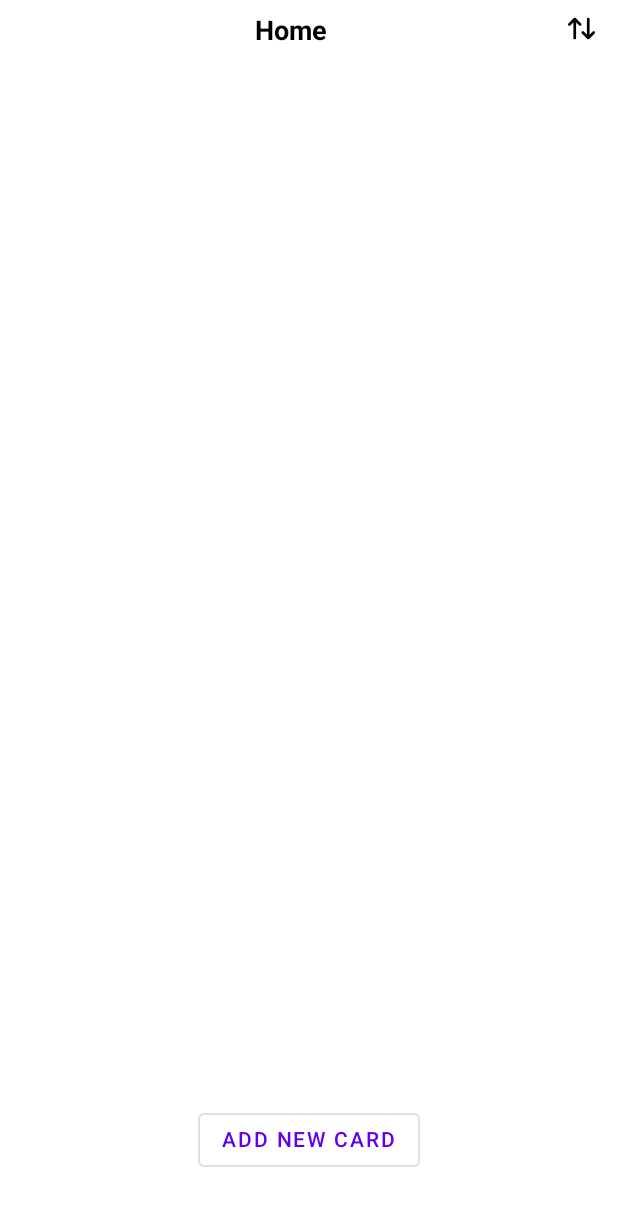
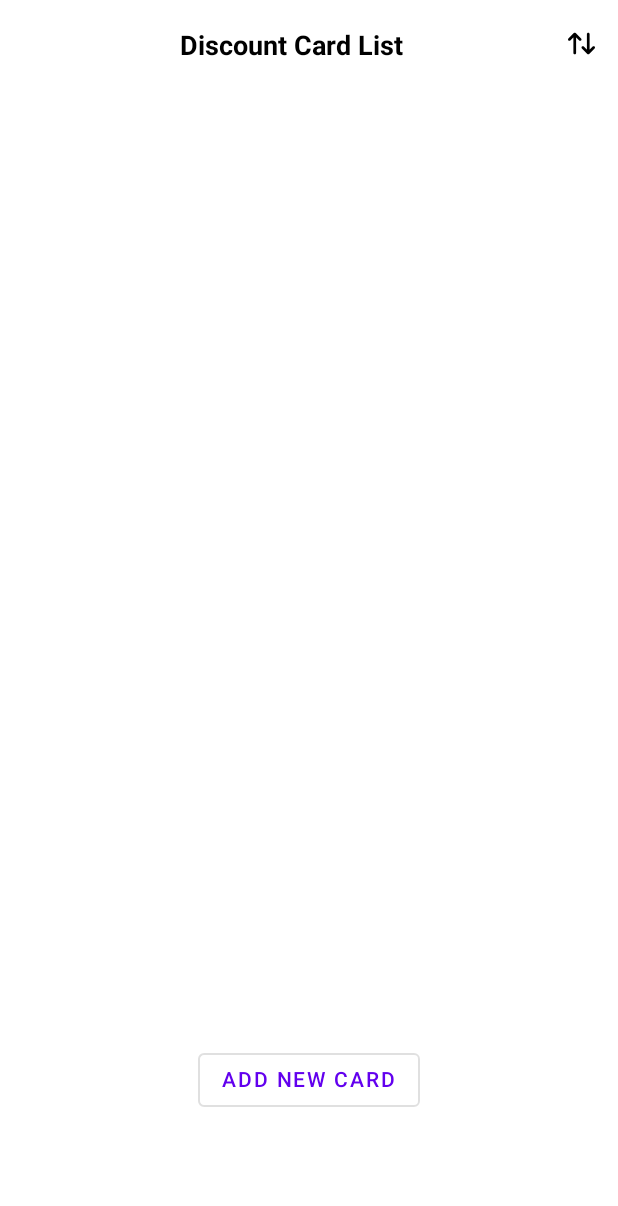
Before and after one commit to shortSparrow/novus_card, an Android app built with Jetpack Compose: the screen it shows after launch (MainActivity), on a phone screen of 412 x 824 dp. Shown: the top 1206 px of the screen. Run offline under Robolectric (Android 15) with nearby library versions, the phone set to English and light mode, and no system bars.

Commit message:
improve ui style

```diff
--- a/app/src/main/java/com/senya/novuswidget/ui/core/Header.kt
+++ b/app/src/main/java/com/senya/novuswidget/ui/core/Header.kt
@@ -17,14 +17,22 @@ import com.senya.novuswidget.ui.extentions.opacityClick
 @Composable
 fun Header(
     title: String,
-    leftIcon: (@Composable () -> Unit)? = null
+    leftIcon: (@Composable () -> Unit)? = null,
+    onBackButtonClick: (() -> Unit)? = null,
 ) {
     Row(
         modifier = Modifier
             .fillMaxWidth()
-            .padding(horizontal = 10.dp, vertical = 10.dp),
+            .padding(horizontal = 10.dp, vertical = 20.dp),
         horizontalArrangement = Arrangement.SpaceBetween
     ) {
+        if (onBackButtonClick != null) {
+            Icon(
+                painter = painterResource(id = R.drawable.arrow_back),
+                contentDescription = "back button",
+                modifier = Modifier.opacityClick { onBackButtonClick() }
+            )
+        }
         Text(
             text = title,
             modifier = Modifier.weight(1f),
--- a/app/src/main/java/com/senya/novuswidget/ui/home/Home.kt
+++ b/app/src/main/java/com/senya/novuswidget/ui/home/Home.kt
@@ -1,7 +1,6 @@
 package com.senya.novuswidget.ui.home
 
 import androidx.activity.compose.BackHandler
-import androidx.compose.foundation.clickable
 import androidx.compose.foundation.gestures.ScrollableDefaults
 import androidx.compose.foundation.layout.*
 import androidx.compose.foundation.lazy.LazyRow
@@ -12,7 +11,6 @@ import androidx.compose.runtime.*
 import androidx.compose.ui.Alignment
 import androidx.compose.ui.ExperimentalComposeUiApi
 import androidx.compose.ui.Modifier
-import androidx.compose.ui.graphics.Color
 import androidx.compose.ui.res.painterResource
 import androidx.compose.ui.tooling.preview.Preview
 import androidx.compose.ui.unit.dp
@@ -20,7 +18,7 @@ import androidx.compose.ui.window.Dialog
 import androidx.compose.ui.window.DialogProperties
 import com.senya.novuswidget.MainActivity
 import com.senya.novuswidget.R
-import com.senya.novuswidget.ui.ModifyCardItem
+import com.senya.novuswidget.ui.home.components.ModifyCardItem
 import com.senya.novuswidget.ui.core.Header
 import com.senya.novuswidget.ui.extentions.opacityClick
 import com.senya.novuswidget.ui.home.components.CardItem
@@ -84,7 +82,7 @@ fun Home(state: HomeState, onAction: (HomeAction) -> Unit) {
         sheetPeekHeight = 0.dp,
     ) {
         Header(
-            title = "Home",
+            title = "Discount Card List",
             leftIcon = {
                 Surface(Modifier.padding(end = 5.dp)) {
                     Icon(
@@ -96,7 +94,8 @@ fun Home(state: HomeState, onAction: (HomeAction) -> Unit) {
 
                         )
                 }
-            })
+            },
+        )
         Column(modifier = Modifier.fillMaxSize()) {
             LazyRow(
                 Modifier.weight(1f),
--- a/app/src/main/java/com/senya/novuswidget/ui/home/components/Footer.kt
+++ b/app/src/main/java/com/senya/novuswidget/ui/home/components/Footer.kt
@@ -20,7 +20,7 @@ fun Footer(onAction: (HomeAction) -> Unit) {
 
     Box(
         modifier = Modifier
-            .padding(bottom = 40.dp, top = 20.dp)
+            .padding(bottom = 80.dp, top = 20.dp)
             .fillMaxWidth(),
         contentAlignment = Alignment.Center
     ) {
--- a/app/src/main/java/com/senya/novuswidget/ui/home/components/ModifyCardItem.kt
+++ b/app/src/main/java/com/senya/novuswidget/ui/home/components/ModifyCardItem.kt
@@ -1,47 +1,94 @@
-package com.senya.novuswidget.ui
+package com.senya.novuswidget.ui.home.components
 
 import androidx.activity.compose.rememberLauncherForActivityResult
 import androidx.activity.result.contract.ActivityResultContracts
-import androidx.compose.foundation.background
-import androidx.compose.foundation.layout.Column
-import androidx.compose.foundation.layout.fillMaxSize
+import androidx.compose.foundation.clickable
+import androidx.compose.foundation.interaction.MutableInteractionSource
+import androidx.compose.foundation.layout.*
 import androidx.compose.material.OutlinedButton
 import androidx.compose.material.Text
 import androidx.compose.material.TextField
 import androidx.compose.runtime.Composable
+import androidx.compose.runtime.remember
+import androidx.compose.ui.Alignment
+import androidx.compose.ui.ExperimentalComposeUiApi
 import androidx.compose.ui.Modifier
-import androidx.compose.ui.graphics.Color
+import androidx.compose.ui.platform.LocalSoftwareKeyboardController
+import androidx.compose.ui.unit.dp
 import coil.compose.AsyncImage
 import com.senya.novuswidget.domain.model.ModifiedShopItem
+import com.senya.novuswidget.ui.core.Header
+import com.senya.novuswidget.ui.extentions.opacityClick
 import com.senya.novuswidget.ui.home.HomeAction
 
+@OptIn(ExperimentalComposeUiApi::class)
 @Composable
 fun ModifyCardItem(modifiedCard: ModifiedShopItem?, onAction: (HomeAction) -> Unit) {
+    val interactionSource = remember { MutableInteractionSource() }
+    val keyboardController = LocalSoftwareKeyboardController.current
     val galleryLauncher =
         rememberLauncherForActivityResult(ActivityResultContracts.GetContent()) { uri ->
             onAction(HomeAction.AddTempModifiedImage(uri))
         }
 
+    val imagePath = modifiedCard?.uri ?: modifiedCard?.path
+
+    Column(
+        modifier = Modifier.fillMaxSize()
+    ) {
+        Header(
+            title = "Add New Image",
+            onBackButtonClick = { onAction(HomeAction.ToggleOpenAddNewCardModal(false)) },
+        )
+
         Column(
             modifier = Modifier
                 .fillMaxSize()
-            .background(Color.Blue)
+                .padding(20.dp)
+                .clickable(
+                    interactionSource = interactionSource,
+                    indication = null
+                ) { keyboardController?.hide() },
+            horizontalAlignment = Alignment.CenterHorizontally,
+            verticalArrangement = Arrangement.Center
         ) {
+
             TextField(
                 value = modifiedCard?.title ?: "",
-            onValueChange = { onAction(HomeAction.OnChangeCardTitle(it)) })
+                onValueChange = { onAction(HomeAction.OnChangeCardTitle(it)) },
+            )
 
-        OutlinedButton(onClick = { galleryLauncher.launch("image/*") }) {
+            if (imagePath == null) {
+                OutlinedButton(
+                    onClick = { galleryLauncher.launch("image/*") },
+                    modifier = Modifier.padding(top = 30.dp)
+                ) {
                     Text(text = "select image".uppercase())
+                }
             }
 
             AsyncImage(
-            model = modifiedCard?.uri ?: modifiedCard?.path,
+                model = imagePath,
                 contentDescription = null,
+                modifier = Modifier
+                    .size(300.dp)
+                    .padding(30.dp)
+                    .opacityClick { galleryLauncher.launch("image/*") }
             )
 
-        OutlinedButton(onClick = { onAction(HomeAction.AddImage) }) {
+            if (imagePath != null) {
+                OutlinedButton(
+                    onClick = { onAction(HomeAction.AddImage) },
+                ) {
                     Text(text = "Save".uppercase())
                 }
             }
         }
+    }
+}
+
+//@Preview(showBackground = true)
+//@Composable
+//fun ModifyCardItemPreview(){
+//    ModifyCardItem()
+//}
--- /dev/null
+++ b/app/src/main/res/drawable/arrow_back.xml
@@ -0,0 +1,5 @@
+<vector android:autoMirrored="true" android:height="24dp"
+    android:tint="#000000" android:viewportHeight="24"
+    android:viewportWidth="24" android:width="24dp" xmlns:android="http://schemas.android.com/apk/res/android">
+    <path android:fillColor="@android:color/white" android:pathData="M20,11H7.83l5.59,-5.59L12,4l-8,8 8,8 1.41,-1.41L7.83,13H20v-2z"/>
+</vector>
```
Also changed, not shown: app/src/main/AndroidManifest.xml (+6 -4 lines), app/src/main/java/com/senya/novuswidget/ui/home/components/ChangeCarOrder.kt (+16 -11 lines). Lines whose indentation alone changed are shown as unchanged.
